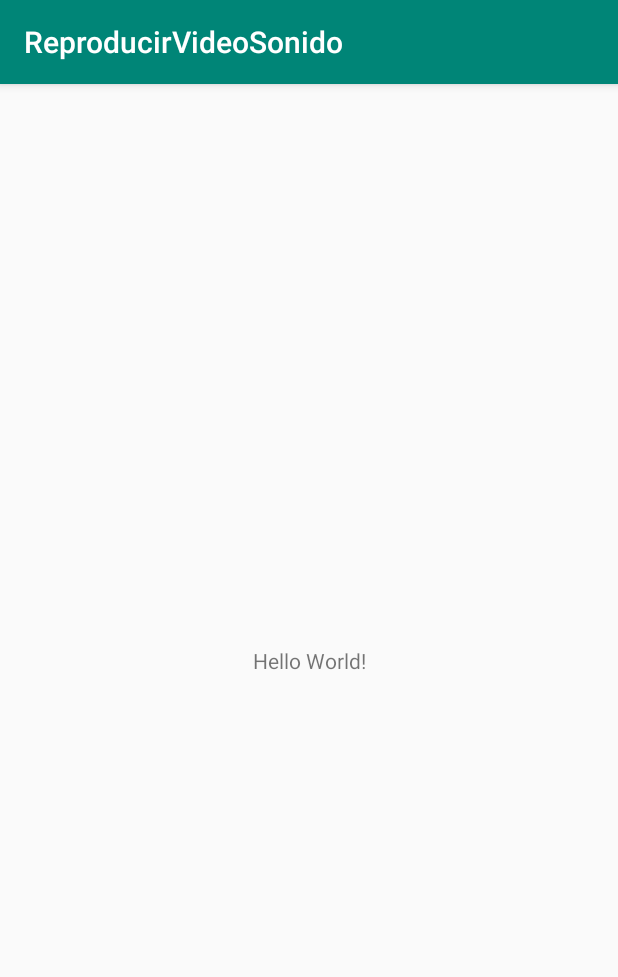
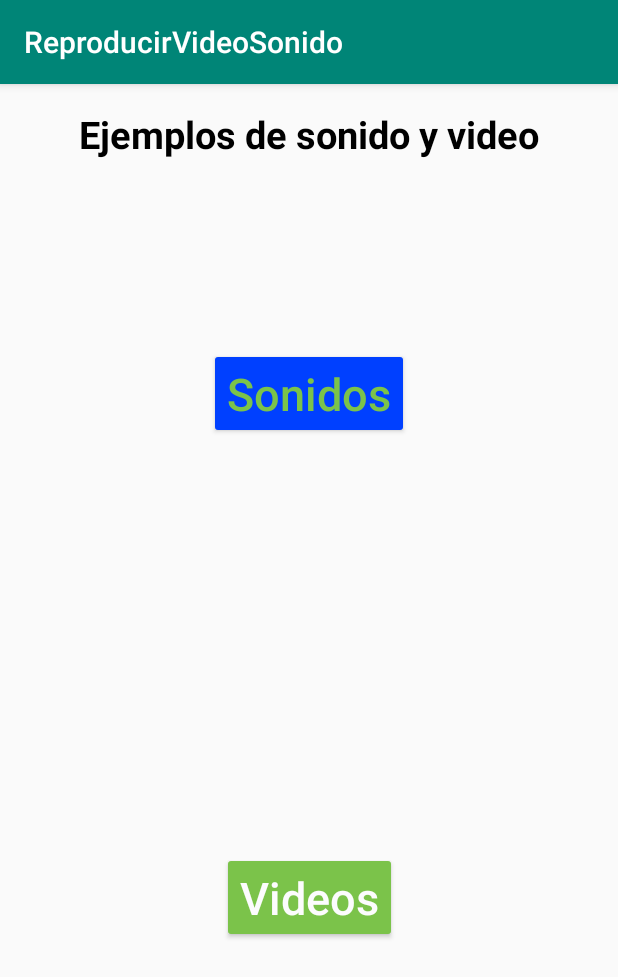
Before and after one commit to TomasEnriqueEstradaTorres/ReproducirVideoSonido, an Android app: the screen it shows after launch (MainActivity), on a phone screen of 412 x 824 dp. Shown: the top 977 px of the screen. Run offline under Robolectric (Android 15) with nearby library versions, the phone set to English and light mode, and no system bars.

Commit message:
create class sound, video
Se ha creado las clases para sonido y video, tambien se ha agregado unos sonidos, colores y creado los intent para ir a las pantallas de sonido y video

```diff
--- a/app/src/main/AndroidManifest.xml
+++ b/app/src/main/AndroidManifest.xml
@@ -9,6 +9,8 @@
         android:roundIcon="@mipmap/ic_launcher_round"
         android:supportsRtl="true"
         android:theme="@style/AppTheme">
+        <activity android:name=".Video"></activity>
+        <activity android:name=".Sonido" />
         <activity android:name=".MainActivity">
             <intent-filter>
                 <action android:name="android.intent.action.MAIN" />
--- a/app/src/main/java/com/example/reproducirvideosonido/MainActivity.java
+++ b/app/src/main/java/com/example/reproducirvideosonido/MainActivity.java
@@ -1,13 +1,87 @@
 package com.example.reproducirvideosonido;
 
+import android.content.Intent;
 import android.support.v7.app.AppCompatActivity;
 import android.os.Bundle;
+import android.util.Log;
+import android.view.Gravity;
+import android.view.View;
+import android.widget.Button;
+import android.widget.Toast;
 
 public class MainActivity extends AppCompatActivity {
+
+    //Mensaje a mostrar en el Logcat.
+    private static final String AVISO = "====>>> 'AVISO' <<<====";
+
+    Button sonido, video;
 
     @Override
     protected void onCreate(Bundle savedInstanceState) {
         super.onCreate(savedInstanceState);
         setContentView(R.layout.activity_main);
+
+        sonido = findViewById(R.id.buttonSonidos);
+        video = findViewById(R.id.buttonVideos);
+
+
     }
+
+
+    @Override
+    public void onStart() {
+        super.onStart();
+
+    }
+
+    public void onResume() {
+        super.onResume();
+
+
+        sonido.setOnClickListener(new View.OnClickListener() {
+            @Override
+            public void onClick(View view) { // envia a la pantalla de sonido
+                Intent irSonido = new Intent(MainActivity.this, Sonido.class);
+                startActivity(irSonido);
+            }
+        });
+
+        video.setOnClickListener(new View.OnClickListener() {
+            @Override
+            public void onClick(View view) { // envia a la pantalla de video
+                Intent irVideo = new Intent(MainActivity.this, Sonido.class);
+                startActivity(irVideo);
+            }
+        });
+
+
+    }
+
+    public void onRestart() {
+        super.onRestart();
+
+    }
+
+
+    public void onPause() {
+        super.onPause();
+
+    }
+
+    public void onStop() {
+        super.onStop();
+
+    }
+
+    public void onDestroy() {
+        super.onDestroy();
+
+        /*
+        Toast toast = Toast.makeText(this, "Ventana 1 Estoy en onDestroy", Toast.LENGTH_LONG);
+        toast.setGravity(Gravity.TOP | Gravity.LEFT, 0, 1400);
+        toast.show();
+        Log.i(AVISO, getLocalClassName() + ".onDestroy;");
+        */
+    }
+
 }
--- a/app/src/main/res/layout/activity_main.xml
+++ b/app/src/main/res/layout/activity_main.xml
@@ -6,13 +6,45 @@
     android:layout_height="match_parent"
     tools:context=".MainActivity">
 
+
     <TextView
+        android:id="@+id/textView"
         android:layout_width="wrap_content"
         android:layout_height="wrap_content"
-        android:text="Hello World!"
-        app:layout_constraintBottom_toBottomOf="parent"
-        app:layout_constraintLeft_toLeftOf="parent"
-        app:layout_constraintRight_toRightOf="parent"
+        android:layout_marginTop="16dp"
+        android:text="@string/ejemplos"
+        android:textColor="@color/negro"
+        android:textSize="25sp"
+        android:textStyle="bold"
+        app:layout_constraintEnd_toEndOf="parent"
+        app:layout_constraintStart_toStartOf="parent"
         app:layout_constraintTop_toTopOf="parent" />
 
+    <Button
+        android:id="@+id/buttonSonidos"
+        android:layout_width="wrap_content"
+        android:layout_height="wrap_content"
+        android:layout_marginTop="176dp"
+        android:backgroundTint="@color/azul2"
+        android:text="@string/sonido"
+        android:textAllCaps="false"
+        android:textColor="@color/verde"
+        android:textSize="30sp"
+        app:layout_constraintEnd_toEndOf="parent"
+        app:layout_constraintStart_toStartOf="parent"
+        app:layout_constraintTop_toTopOf="parent" />
+
+    <Button
+        android:id="@+id/buttonVideos"
+        android:layout_width="wrap_content"
+        android:layout_height="wrap_content"
+        android:layout_marginBottom="195dp"
+        android:backgroundTint="@color/verde"
+        android:text="@string/video"
+        android:textAllCaps="false"
+        android:textColor="@color/blanco1"
+        android:textSize="30sp"
+        app:layout_constraintBottom_toBottomOf="parent"
+        app:layout_constraintEnd_toEndOf="parent"
+        app:layout_constraintStart_toStartOf="parent" />
 </android.support.constraint.ConstraintLayout>
--- a/app/src/main/res/values/strings.xml
+++ b/app/src/main/res/values/strings.xml
@@ -1,3 +1,18 @@
 <resources>
     <string name="app_name">ReproducirVideoSonido</string>
+
+
+    <!--Primera pantalla-->
+    <string name="sonido">Sonidos</string>
+    <string name="video">Videos</string>
+    <string name="ejemplos">Ejemplos de sonido y video</string>
+
+    <!--Pantalla sonido-->
+    <string name="ejemsonido">Ejemplos de sonido</string>
+
+
+    <!--Pantalla video-->
+    <string name="ejemvideo">Ejemplos de video</string>
+
+
 </resources>
```
Also changed, not shown: app/src/main/java/com/example/reproducirvideosonido/Sonido.java (added, +13 -0 lines), app/src/main/java/com/example/reproducirvideosonido/Video.java (added, +13 -0 lines), app/src/main/res/layout/activity_sonido.xml (added, +9 -0 lines), app/src/main/res/layout/activity_video.xml (added, +9 -0 lines), 4 other files.
